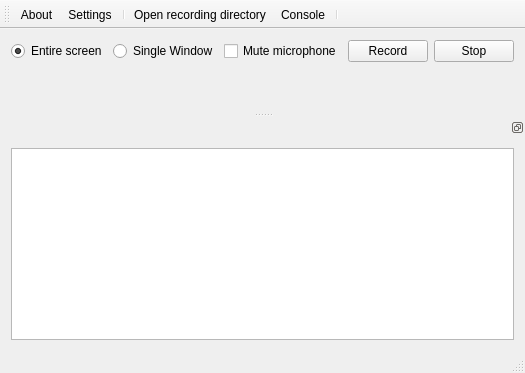
Old version of the form source/mainwindow.ui in the repository froksen/FDesktopRecorder.
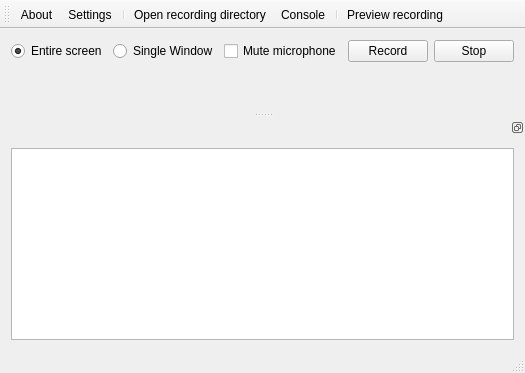
New version of the form. Icons and pictures are not drawn.

```diff
--- a/source/mainwindow.ui
+++ b/source/mainwindow.ui
@@ -141,6 +141,7 @@
    <addaction name="actionOpen_recording_directory"/>
    <addaction name="actionConsole"/>
    <addaction name="separator"/>
+   <addaction name="actionPreviewrecording"/>
   </widget>
   <widget class="QStatusBar" name="statusBar"/>
   <widget class="QDockWidget" name="dockWidget">
@@ -215,6 +216,14 @@
     <string>Open directory containing your recordings</string>
    </property>
   </action>
+  <action name="actionPreviewrecording">
+   <property name="text">
+    <string>Preview recording</string>
+   </property>
+   <property name="toolTip">
+    <string>Preview the recording</string>
+   </property>
+  </action>
  </widget>
  <layoutdefault spacing="6" margin="11"/>
  <resources>
```
Left out of the diff: 2 changed lines with no effect on the pictures.
